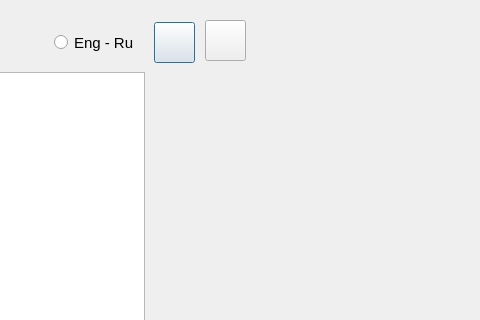
Skripove/MyDictionary, file wordslistwindow.ui: the form before one commit; both pictures show x 135 to 615 and y 0 to 320 of the 615 by 492 pixel window.
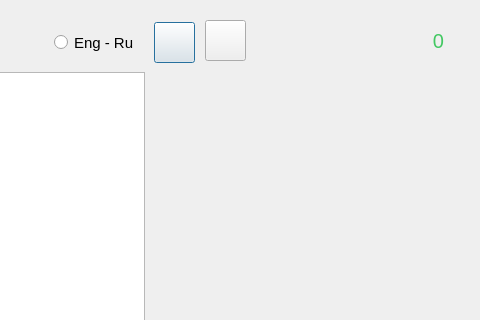
The form after the commit. Icons and pictures are not drawn.

Diff of the .ui file:
```diff
--- a/wordslistwindow.ui
+++ b/wordslistwindow.ui
@@ -201,6 +201,33 @@
     <string>Закрыть</string>
    </property>
   </widget>
+  <widget class="QLabel" name="labelWordsCount">
+   <property name="geometry">
+    <rect>
+     <x>550</x>
+     <y>30</y>
+     <width>47</width>
+     <height>21</height>
+    </rect>
+   </property>
+   <property name="font">
+    <font>
+     <family>Segoe UI</family>
+     <pointsize>15</pointsize>
+     <weight>50</weight>
+     <bold>false</bold>
+    </font>
+   </property>
+   <property name="styleSheet">
+    <string notr="true">color: rgb(66, 200, 98);</string>
+   </property>
+   <property name="text">
+    <string>0</string>
+   </property>
+   <property name="alignment">
+    <set>Qt::AlignCenter</set>
+   </property>
+  </widget>
  </widget>
  <resources/>
  <connections/>
```
